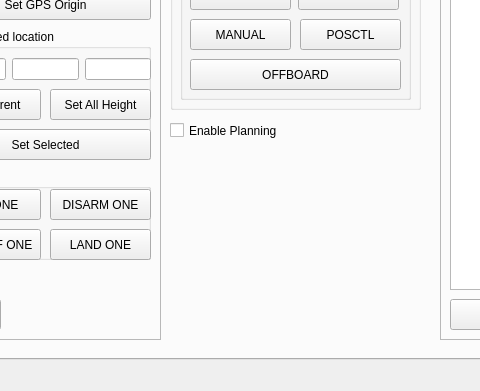
chenc159/outdoor_gcs, file ui/main_window.ui: the form before one commit; both pictures show x 91 to 571 and y 345 to 736 of the 952 by 736 pixel window.
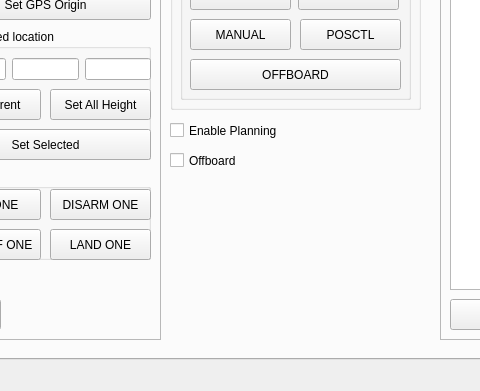
The form after the commit. Icons and pictures are not drawn.

Diff of the .ui file:
```diff
--- a/ui/main_window.ui
+++ b/ui/main_window.ui
@@ -1488,6 +1488,19 @@
          <string>Enable Planning</string>
         </property>
        </widget>
+       <widget class="QCheckBox" name="checkBox_Offboard">
+        <property name="geometry">
+         <rect>
+          <x>250</x>
+          <y>440</y>
+          <width>141</width>
+          <height>23</height>
+         </rect>
+        </property>
+        <property name="text">
+         <string>Offboard</string>
+        </property>
+       </widget>
       </widget>
       <widget class="QWidget" name="tab_2">
        <attribute name="title">
```
